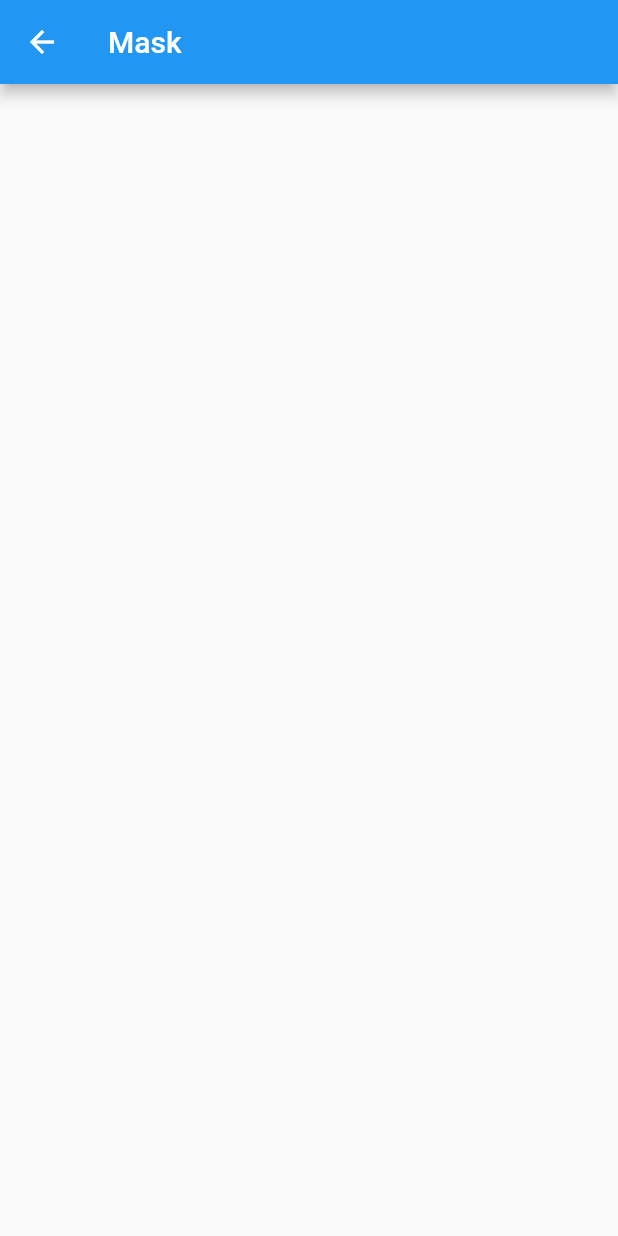
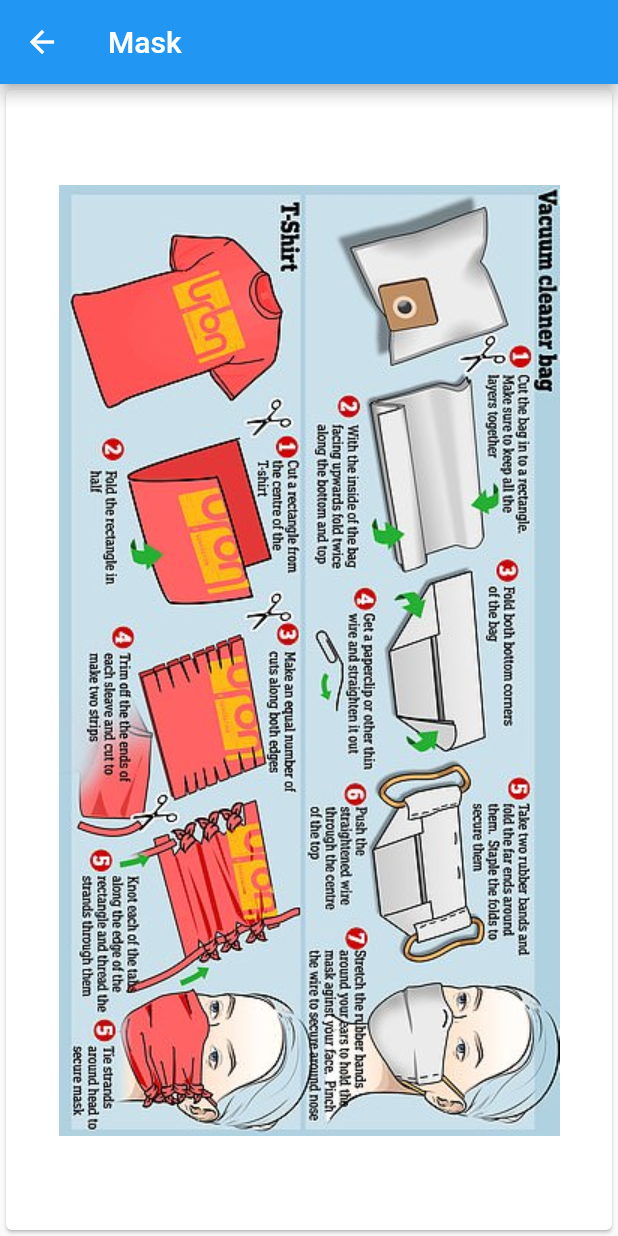
Before and after one commit to princepriyank/e-covid-19-helpdesk, a Flutter app: the Mask screen opened directly, on a phone screen of 412 x 824 dp. Run offline on Flutter 3.47's test engine with Material 2 defaults, Android fonts, the phone set to English and light mode, and no system bars.

Commit message:
masks added

```diff
--- a/ecovid19/lib/mask.dart
+++ b/ecovid19/lib/mask.dart
@@ -1,5 +1,6 @@
 import 'package:flutter/material.dart';
 import 'package:flutter/cupertino.dart';
+
 class Mask extends StatelessWidget {
   @override
   Widget build(BuildContext context) {
@@ -7,14 +8,12 @@ class Mask extends StatelessWidget {
       appBar: AppBar(
         title: Text("Mask"),
       ),
-      body: ListView(
-        padding: EdgeInsets.all(0.0),
-        scrollDirection: Axis.horizontal,
-        children: <Widget>[
-           Image(
-             image: AssetImage("images/masks1.jpg"),
-           )
-        ],
+      body: Card(
+          child: Center(
+        child: Image(
+          image: AssetImage("images/masks1.jpg"),
+        ),
+      )
       )
     );
 }
--- a/ecovid19/pubspec.yaml
+++ b/ecovid19/pubspec.yaml
@@ -24,6 +24,7 @@ dependencies:
   flutter:
     sdk: flutter
   twitter_api: ^0.1.2
+  zoomable_image: ^1.3.1
 
 
   # The following adds the Cupertino Icons font to your application.
```
Also changed, not shown: ecovid19/images/masks1.jpg, ecovid19/pubspec.lock.
